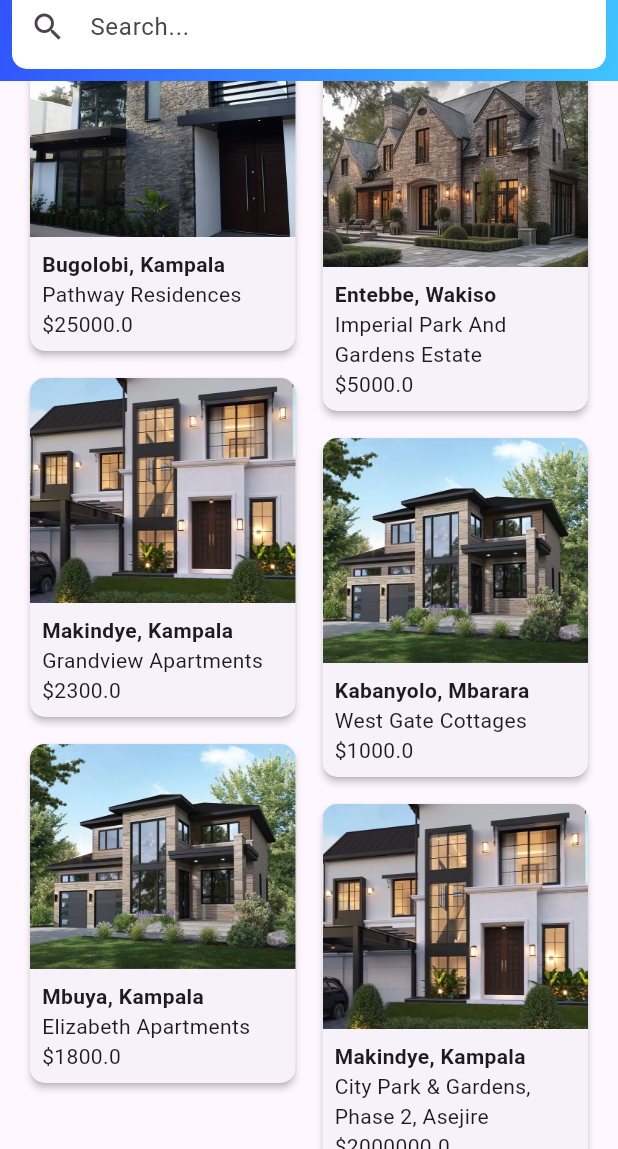
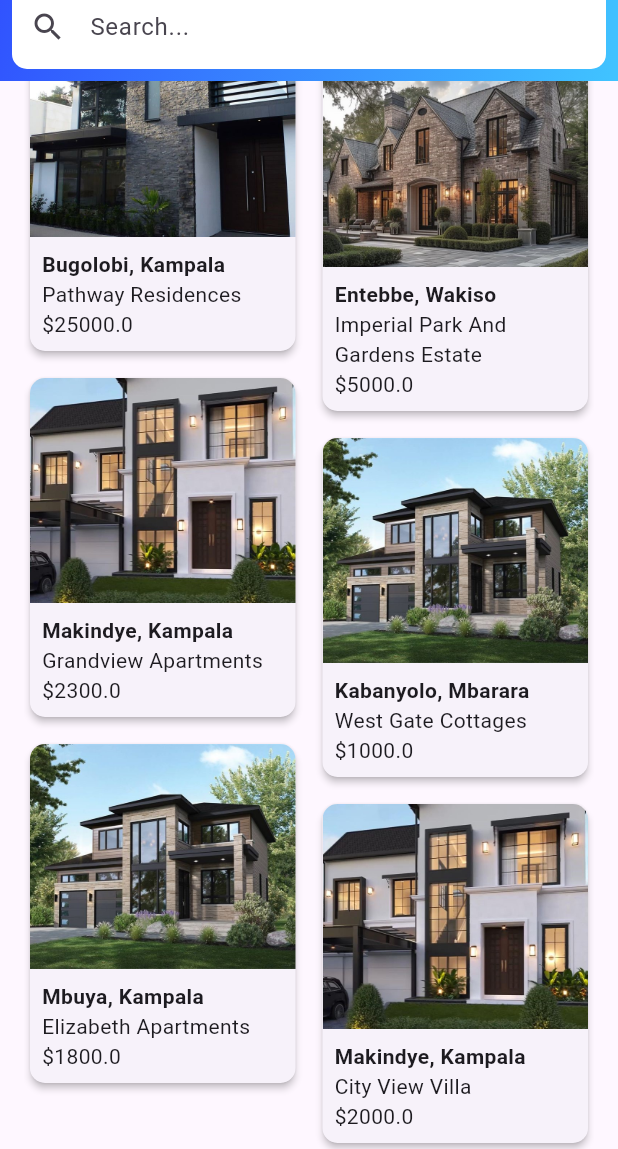
Before and after one commit to Ggayi-Edward/Property_management_application, a Flutter app: the EstateListingView screen opened by its route, scrolled down 294 dp, on a phone screen of 412 x 824 dp, the part 87-1236 px from its top. Run offline on Flutter 3.47's test engine with Material 3 defaults, Android fonts, the phone set to English and light mode, and no system bars; our stand-ins replace carousel_slider, firebase_auth, firebase_core, firebase_storage, flutter_svg, fluttertoast and 3 more; accounts and stored records are empty; project files that could hold a hidden picture were left out.

Commit message:
adding residences

```diff
--- a/lib/data/estate_data.dart
+++ b/lib/data/estate_data.dart
@@ -138,8 +138,8 @@ class EstateData {
         'swimmingPool': true,
       },
       location: 'Makindye, Kampala',
-      price: 2000000.0,
-      title: 'City Park & Gardens, Phase 2, Asejire',
+      price: 2000.0,
+      title: 'City View Villa',
       roomImages: [
         'assets/images/houses/rooms/livingroom1.jfif',
         'assets/images/houses/rooms/bathroom6.jfif',
```
